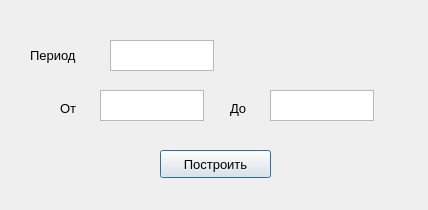
This is ui/meander_dialog.ui in FroggyKwa/SignalAnalyzer as Qt 5 draws it before an edit. The edited form follows.
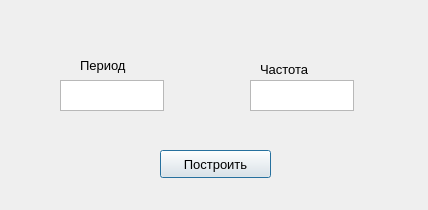
This is the edited form.

Patch:
```diff
--- a/ui/meander_dialog.ui
+++ b/ui/meander_dialog.ui
@@ -28,8 +28,8 @@
   <widget class="QLabel" name="label">
    <property name="geometry">
     <rect>
-     <x>30</x>
-     <y>40</y>
+     <x>80</x>
+     <y>50</y>
      <width>71</width>
      <height>31</height>
     </rect>
@@ -46,64 +46,8 @@
   <widget class="QTextEdit" name="l">
    <property name="geometry">
     <rect>
-     <x>110</x>
-     <y>40</y>
-     <width>104</width>
-     <height>31</height>
-    </rect>
-   </property>
-  </widget>
-  <widget class="QLabel" name="label_5">
-   <property name="geometry">
-    <rect>
      <x>60</x>
-     <y>100</y>
-     <width>21</width>
-     <height>16</height>
-    </rect>
-   </property>
-   <property name="font">
-    <font>
-     <pointsize>10</pointsize>
-    </font>
-   </property>
-   <property name="text">
-    <string>От</string>
-   </property>
-  </widget>
-  <widget class="QLabel" name="label_6">
-   <property name="geometry">
-    <rect>
-     <x>230</x>
-     <y>100</y>
-     <width>21</width>
-     <height>16</height>
-    </rect>
-   </property>
-   <property name="font">
-    <font>
-     <pointsize>10</pointsize>
-    </font>
-   </property>
-   <property name="text">
-    <string>До</string>
-   </property>
-  </widget>
-  <widget class="QTextEdit" name="start">
-   <property name="geometry">
-    <rect>
-     <x>100</x>
-     <y>90</y>
-     <width>104</width>
-     <height>31</height>
-    </rect>
-   </property>
-  </widget>
-  <widget class="QTextEdit" name="end">
-   <property name="geometry">
-    <rect>
-     <x>270</x>
-     <y>90</y>
+     <y>80</y>
      <width>104</width>
      <height>31</height>
     </rect>
@@ -130,6 +74,39 @@
     <string>Построить</string>
    </property>
   </widget>
+  <widget class="QLabel" name="label_4">
+   <property name="geometry">
+    <rect>
+     <x>260</x>
+     <y>60</y>
+     <width>66</width>
+     <height>18</height>
+    </rect>
+   </property>
+   <property name="font">
+    <font>
+     <pointsize>10</pointsize>
+    </font>
+   </property>
+   <property name="text">
+    <string>Частота</string>
+   </property>
+  </widget>
+  <widget class="QPlainTextEdit" name="frequency_text_edit">
+   <property name="geometry">
+    <rect>
+     <x>250</x>
+     <y>80</y>
+     <width>104</width>
+     <height>31</height>
+    </rect>
+   </property>
+   <property name="font">
+    <font>
+     <pointsize>10</pointsize>
+    </font>
+   </property>
+  </widget>
  </widget>
  <resources/>
  <connections/>
```
